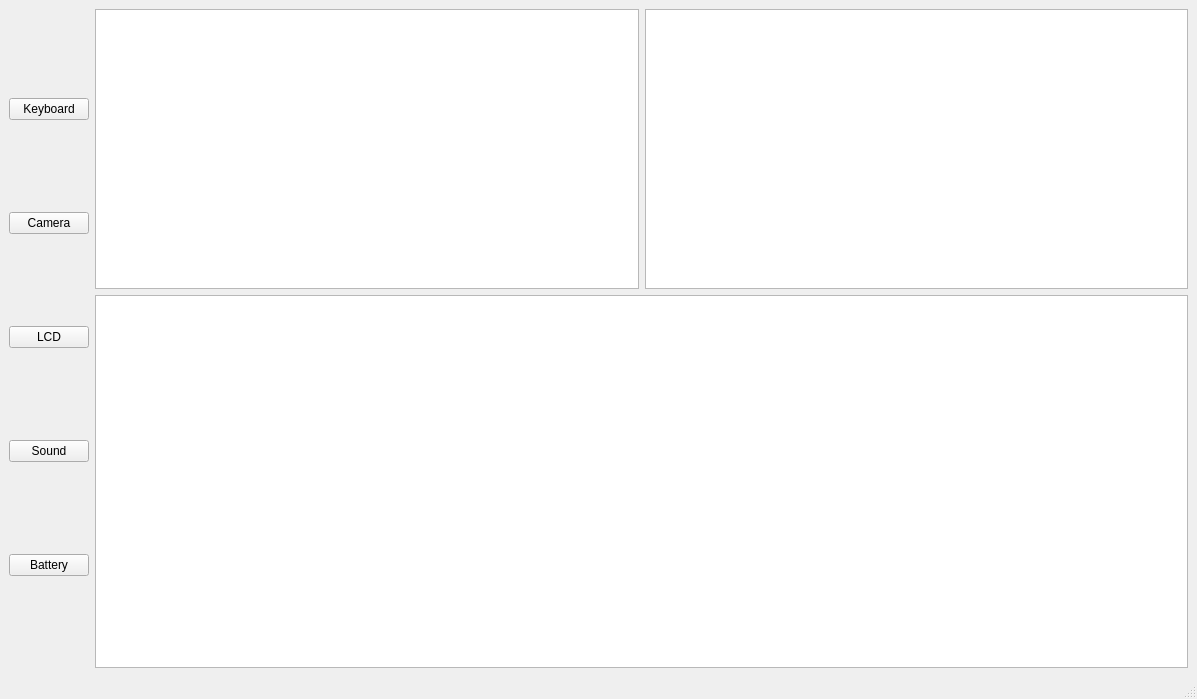
The window that windows/mainwindow/form.ui (devjochem/TestToolV3) describes before a commit, drawn with Qt 5.
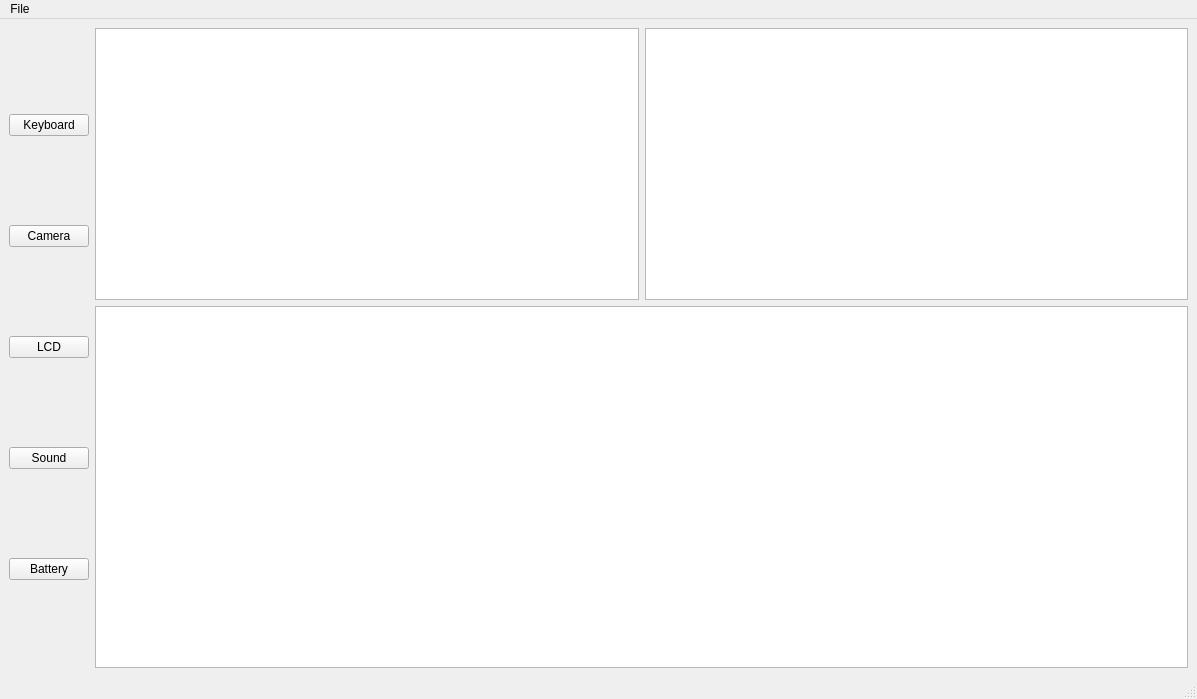
The same window after the commit. Custom widgets are drawn as their Qt base class.

Commit message: - Auto updating battery widget - Moved battery from reading files to reading upower through dbus

```diff
--- a/windows/mainwindow/form.ui
+++ b/windows/mainwindow/form.ui
@@ -72,8 +72,8 @@
 hr { height: 1px; border-width: 0; }
 li.unchecked::marker { content: &quot;\2610&quot;; }
 li.checked::marker { content: &quot;\2612&quot;; }
-&lt;/style&gt;&lt;/head&gt;&lt;body style=&quot; font-family:'Adwaita Sans'; font-size:11pt; font-weight:400; font-style:normal;&quot;&gt;
-&lt;p style=&quot;-qt-paragraph-type:empty; margin-top:0px; margin-bottom:0px; margin-left:0px; margin-right:0px; -qt-block-indent:0; text-indent:0px; font-family:'Noto Sans'; font-size:10pt;&quot;&gt;&lt;br /&gt;&lt;/p&gt;&lt;/body&gt;&lt;/html&gt;</string>
+&lt;/style&gt;&lt;/head&gt;&lt;body style=&quot; font-family:'Noto Sans'; font-size:10pt; font-weight:400; font-style:normal;&quot;&gt;
+&lt;p style=&quot;-qt-paragraph-type:empty; margin-top:0px; margin-bottom:0px; margin-left:0px; margin-right:0px; -qt-block-indent:0; text-indent:0px;&quot;&gt;&lt;br /&gt;&lt;/p&gt;&lt;/body&gt;&lt;/html&gt;</string>
       </property>
      </widget>
     </item>
@@ -91,9 +91,16 @@
      <x>0</x>
      <y>0</y>
      <width>1197</width>
-     <height>24</height>
+     <height>30</height>
     </rect>
    </property>
+   <widget class="QMenu" name="menuFile">
+    <property name="title">
+     <string>File</string>
+    </property>
+    <addaction name="actionUpdate"/>
+   </widget>
+   <addaction name="menuFile"/>
   </widget>
   <widget class="QStatusBar" name="statusbar"/>
  </widget>
```
Left out of the diff: 5 changed lines with no effect on the pictures. The commit also changes 4 other files.
